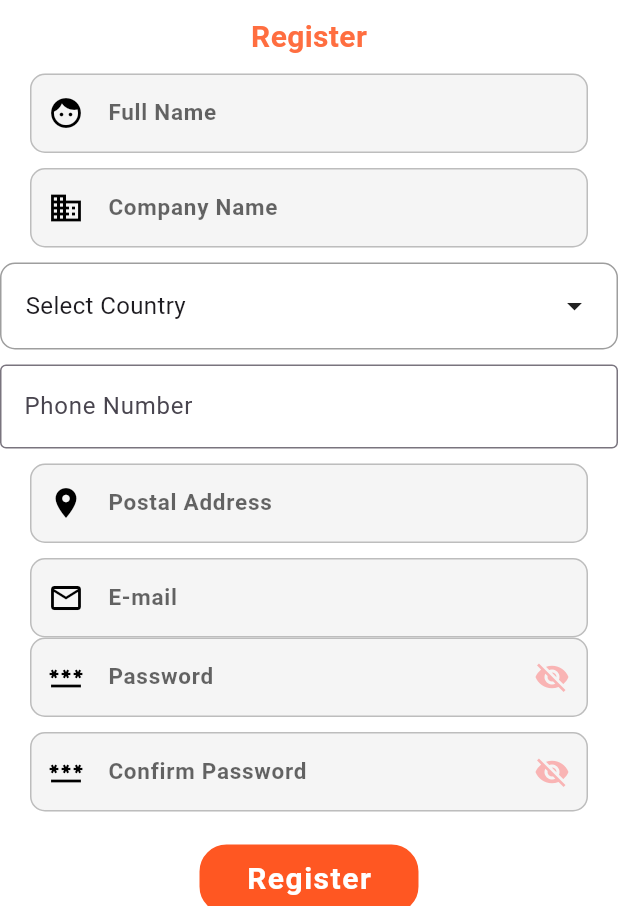
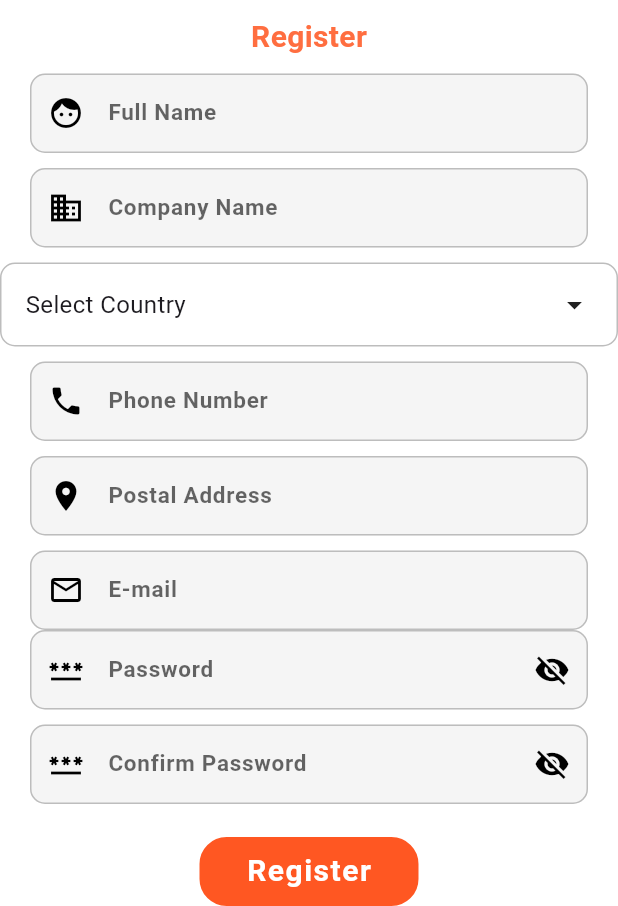
Before and after one commit to NermineHadjMohamed/pfe_front_app_client, a Flutter app: the RegisterPage screen opened by its route, on a phone screen of 412 x 824 dp, the part 330-1236 px from its top. Run offline on Flutter 3.47's test engine with Material 3 defaults, Android fonts, the phone set to English and light mode, and no system bars; drawn by our look-alikes of snippet_coder_utils; our stand-ins replace country_picker, flutter_riverpod, flutter_secure_storage, freezed_annotation; missing offline and left inert: api_cache_manager; accounts and stored records are empty; network calls fail.

Commit message:
last6  commit

```diff
--- a/lib/config.dart
+++ b/lib/config.dart
@@ -1,15 +1,16 @@
 class Config {
   static const String appName = "Client App";
   static const String apiURL =
-      "movie-normally-pn-harley.trycloudflare.com"; // Add scheme
+      "methods-protecting-protecting-navy.trycloudflare.com"; // Add scheme
   static const String imageURL =
-      "movie-normally-pn-harley.trycloudflare.com"; // Assuming the imageURL requires scheme
+      "methods-protecting-protecting-navy.trycloudflare.com"; // Assuming the imageURL requires scheme
   static const String categoryAPI = "api/category";
   static const String productAPI = "api/product";
   static const String registerAPI = "api/register";
   static const String loginAPI = "api/login";
   static const String cartAPI = "api/cart";
   static const String orderAPI = "api/order";
+  static const String profileAPI = "api/profile";
   static const int pageSize = 10;
   static const String currency = "";
 }
--- a/lib/main.dart
+++ b/lib/main.dart
@@ -7,6 +7,7 @@ import 'package:client_app/pages/order_success.dart';
 import 'package:client_app/pages/product_details_page.dart';
 import 'package:client_app/pages/products_page.dart';
 import 'package:client_app/pages/register_page.dart';
+import 'package:client_app/pages/user_profile_page.dart';
 import 'package:client_app/utils/shared_service.dart';
 import 'package:flutter/material.dart';
 import 'package:flutter_riverpod/flutter_riverpod.dart';
@@ -68,6 +69,8 @@ class MyApp extends StatelessWidget {
             '/order-success': (context) => const OrderSuccess(),
             '/order-details': (context) => const OrderDetailsPage(),
             '/order-list': (context) => OrderListPage(),
+            '/user-profile': (BuildContext context) => UserProfilePage(),
+
           },
         );
       },
--- a/lib/pages/product_details_page.dart
+++ b/lib/pages/product_details_page.dart
@@ -147,7 +147,7 @@ class _ProductDetailsPageState extends ConsumerState<ProductDetailsPage> {
               ScaffoldMessenger.of(context).showSnackBar(
                 SnackBar(
                   content: const Text(
-                    "Product added to cart",
+                    "Product added to order",
                     style: TextStyle(color: Colors.white),
                   ),
                   backgroundColor: Colors.green,
--- a/lib/pages/register_page.dart
+++ b/lib/pages/register_page.dart
@@ -148,41 +148,64 @@ class _RegisterPageState extends State<RegisterPage> {
 
           // Country Picker
           const SizedBox(height: 10),
-          GestureDetector(
-            onTap: showCountryPickerDialog,
-            child: Container(
-              padding: const EdgeInsets.all(16.0),
+          Container(
+            height: 56, // Match the height of input fields
             decoration: BoxDecoration(
-                border: Border.all(color: Colors.grey),
+              border: Border.all(color: Colors.grey.shade400),
               borderRadius: BorderRadius.circular(10),
             ),
+            child: GestureDetector(
+              onTap: showCountryPickerDialog,
+              child: Padding(
+                padding: const EdgeInsets.symmetric(horizontal: 16.0),
                 child: Row(
+                  mainAxisAlignment: MainAxisAlignment.spaceBetween,
                   children: [
-                  Text(
+                    Expanded(
+                      child: Text(
                         selectedCountry != null
                             ? "${selectedCountry!.name} (+${selectedCountry!.phoneCode})"
                             : "Select Country",
                         style: const TextStyle(fontSize: 16),
                       ),
-                  const Spacer(),
+                    ),
                     const Icon(Icons.arrow_drop_down),
                   ],
+                ),
               ),
             ),
           ),
 
 // Phone Number
           const SizedBox(height: 10),
-          TextField(
-            decoration: InputDecoration(
-              labelText: "Phone Number",
-              border: OutlineInputBorder(),
+          FormHelper.inputFieldWidget(
+            context,
+            "phoneNumber",
+            "Phone Number",
+            (onValidateVal) {
+              if (onValidateVal.isEmpty) {
+                return "* Required";
+              }
+              return null;
+            },
+            (onSavedVal) {
+              phoneNumber = onSavedVal.toString().trim();
+            },
+            showPrefixIcon: true,
+            prefixIcon: const Icon(Icons.phone),
+            borderRadius: 10,
+            contentPadding: 15,
+            fontSize: 14,
+            prefixIconPaddingLeft: 10,
+            borderColor: Colors.grey.shade400,
+            textColor: Colors.black,
+            prefixIconColor: Colors.black,
+            hintColor: Colors.black.withOpacity(.6),
+            backgroundColor: Colors.grey.shade100,
+            borderFocusColor: Colors.grey.shade200,
+
           ),
-            keyboardType: TextInputType.phone,
-            onChanged: (value) {
-              phoneNumber = value;
-            },
-          ),
+
           const SizedBox(height: 10),
 
           // Postal Address
@@ -271,9 +294,10 @@ class _RegisterPageState extends State<RegisterPage> {
                   hidePassword = !hidePassword;
                 });
               },
-              color: Colors.redAccent.withOpacity(.4),
+              color: Colors.black,
               icon: Icon(
                 hidePassword ? Icons.visibility_off : Icons.visibility,
+
               ),
             ),
             onChange: (val) {
@@ -318,7 +342,7 @@ class _RegisterPageState extends State<RegisterPage> {
                   hideConfirmPassword = !hideConfirmPassword;
                 });
               },
-              color: Colors.redAccent.withOpacity(.4),
+               color: Colors.black,
               icon: Icon(
                 hideConfirmPassword ? Icons.visibility_off : Icons.visibility,
               ),
@@ -346,7 +370,8 @@ class _RegisterPageState extends State<RegisterPage> {
                     companyName!,
                     phoneNumber!,
                     postalAddress!,
-                  ).then((response) {
+                  ).then(
+                    (response) {
                       setState(() {
                         isAsyncCallProcess = false;
                       });
@@ -424,7 +449,6 @@ class _RegisterPageState extends State<RegisterPage> {
   bool validateSave() {
     final form = globalKey.currentState;
 
-
     if (form!.validate()) {
       form.save();
       return true;
```
Also changed, not shown: lib/api/api_service.dart (+35 -0 lines), lib/pages/dashboard_page.dart (+17 -7 lines), lib/pages/login_page.dart (+14 -1 lines), lib/pages/myAccount_page.dart (deleted, +0 -36 lines), lib/pages/user_profile_page.dart (added, +122 -0 lines), lib/widgets/widget_home_products.dart (+23 -22 lines), lib/pages/order_page.dart (deleted). Lines whose indentation alone changed are shown as unchanged.
